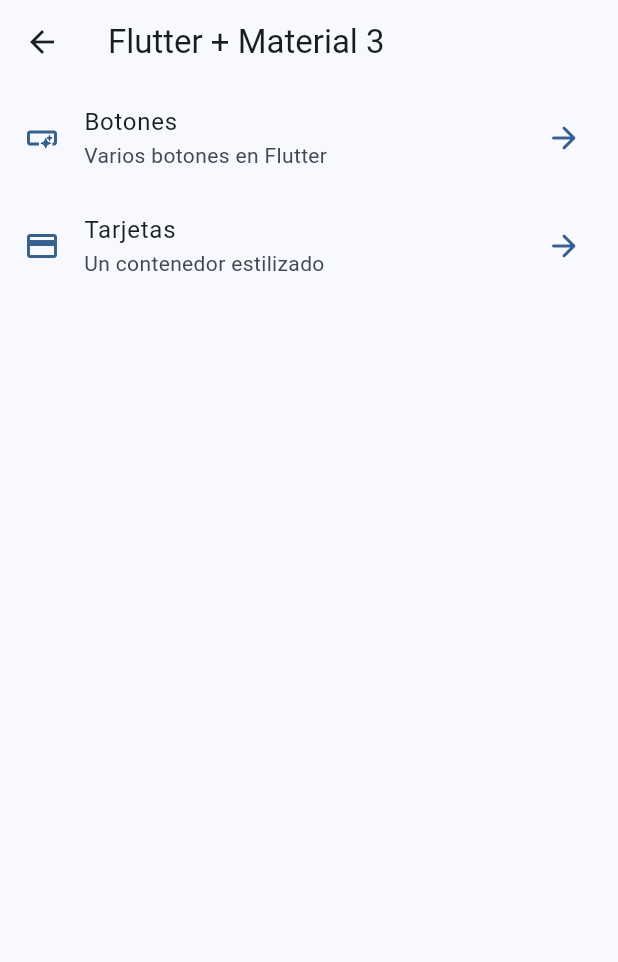
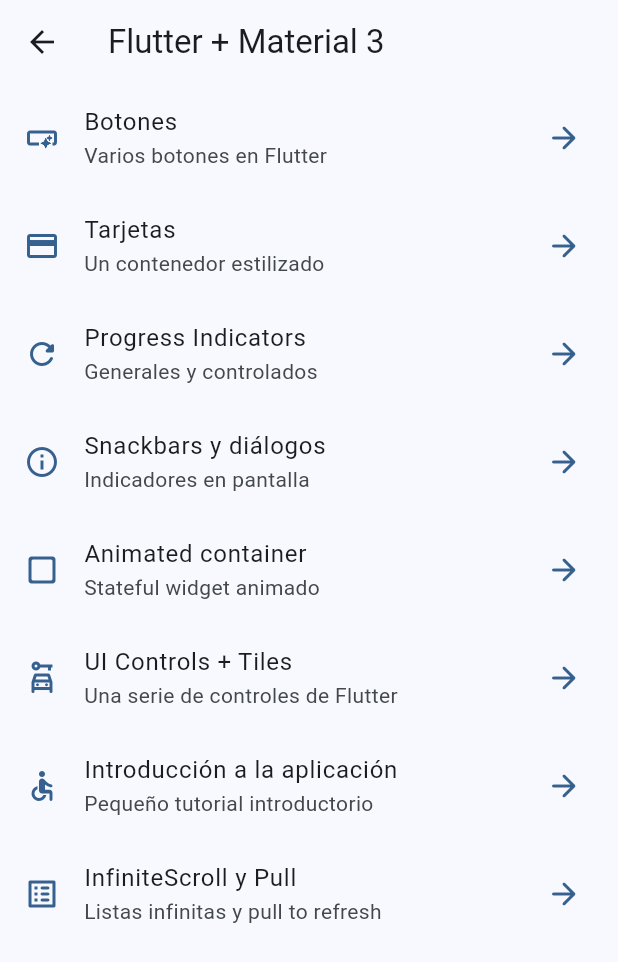
Before and after one commit to martinezrmena/widgets_app, a Flutter app: the HomeScreen screen opened directly, on a phone screen of 412 x 824 dp. Shown: the top 962 px of the screen. Run offline on Flutter 3.47's test engine with Material 3 defaults, Android fonts, the phone set to English and light mode, and no system bars; our stand-ins replace go_router; statements that could not run were skipped.

Commit message:
Progress indicator.

```diff
--- a/lib/config/menu/menu_items.dart
+++ b/lib/config/menu/menu_items.dart
@@ -32,5 +32,47 @@
     icon: Icons.credit_card
   ),
 
+  MenuItem(
+    title: 'Progress Indicators',
+    subTitle: 'Generales y controlados',
+    link: '/progress',
+    icon: Icons.refresh_rounded
+  ),
+
+  MenuItem(
+    title: 'Snackbars y diálogos',
+    subTitle: 'Indicadores en pantalla',
+    link: '/snackbars',
+    icon: Icons.info_outline
+  ),
+
+  MenuItem(
+    title: 'Animated container',
+    subTitle: 'Stateful widget animado',
+    link: '/animated',
+    icon: Icons.check_box_outline_blank_rounded
+  ),
+
+  MenuItem(
+    title: 'UI Controls + Tiles',
+    subTitle: 'Una serie de controles de Flutter',
+    link: '/ui-controls',
+    icon: Icons.car_rental_outlined
+  ),
+
+  MenuItem(
+    title: 'Introducción a la aplicación',
+    subTitle: 'Pequeño tutorial introductorio',
+    link: '/tutorial',
+    icon: Icons.accessible_rounded
+  ),
+
+  MenuItem(
+    title: 'InfiniteScroll y Pull',
+    subTitle: 'Listas infinitas y pull to refresh',
+    link: '/infinite',
+    icon: Icons.list_alt_rounded
+  ),
+
 
 ];
--- a/lib/presentation/router/app_router.dart
+++ b/lib/presentation/router/app_router.dart
@@ -23,5 +23,41 @@
       name: CardsScreen.name,
       builder: (context, state) => const CardsScreen(),
     ),
+
+    GoRoute(
+      path: '/progress',
+      name: ProgressScreen.name,
+      builder: (context, state) => const ProgressScreen(),
+    ),
+
+    GoRoute(
+      path: '/snackbars',
+      name: SnackbarScreen.name,
+      builder: (context, state) => const SnackbarScreen(),
+    ),
+
+    GoRoute(
+      path: '/animated',
+      name: AnimatedScreen.name,
+      builder: (context, state) => const AnimatedScreen(),
+    ),
+
+    GoRoute(
+      path: '/ui-controls',
+      name: UiControlsScreen.name,
+      builder: (context, state) => const UiControlsScreen(),
+    ),
+
+    GoRoute(
+      path: '/tutorial',
+      name: AppTutorialScreen.name,
+      builder: (context, state) => const AppTutorialScreen(),
+    ),
+
+    GoRoute(
+      path: '/infinite',
+      name: InfiniteScrollScreen.name,
+      builder: (context, state) => const InfiniteScrollScreen(),
+    ),
   ],
 );
```
Also changed, not shown: lib/presentation/screens/progress/progress_screen.dart (+64 -1 lines).
